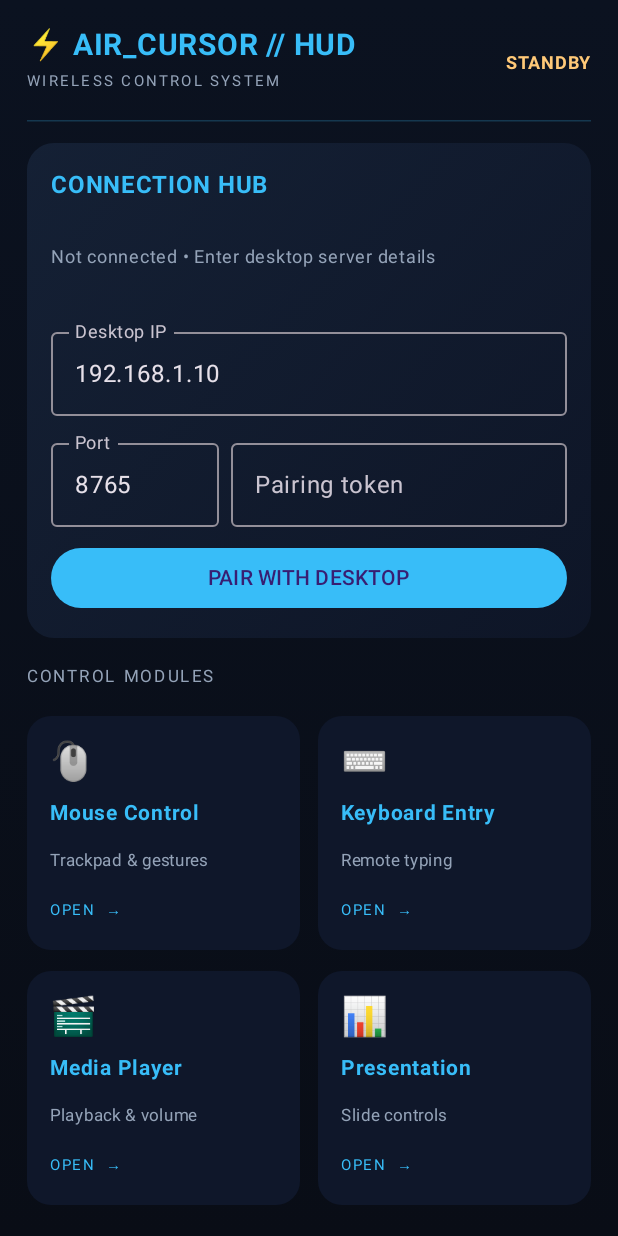
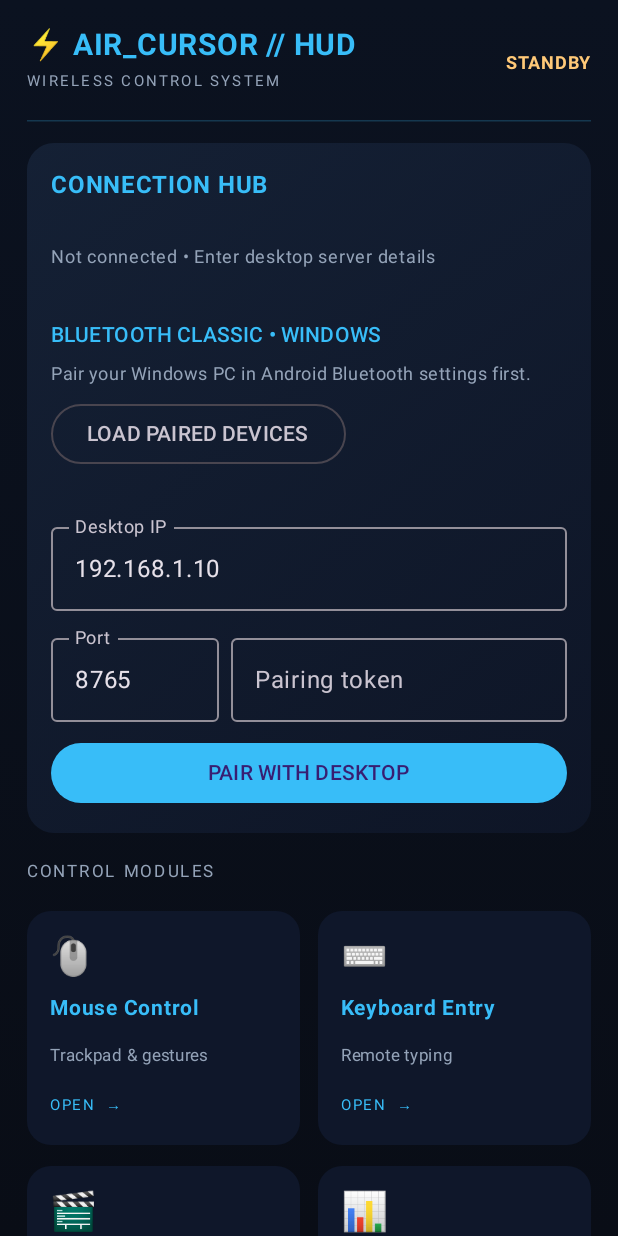
Before and after one commit to ashishxhub/Aircurse, an Android app built with Jetpack Compose: the composable AirCursorDashboard shown on its own in the app's theme, on a phone screen of 412 x 824 dp. Run offline under Robolectric (Android 15) with nearby library versions, the phone set to English and light mode, and no system bars.

Commit message:
Add Bluetooth paired-device panel to connection hub

```diff
--- a/app/src/main/java/com/ashishxhub/aircursor/MainActivity.kt
+++ b/app/src/main/java/com/ashishxhub/aircursor/MainActivity.kt
@@ -214,6 +214,10 @@ private fun AirCursorDashboard() {
                     Spacer(Modifier.height(4.dp))
                     Text(status, color = Muted, fontSize = 12.sp)
                     Spacer(Modifier.height(10.dp))
+                    BluetoothConnectionPanel { client, deviceName ->
+                        status = "Bluetooth connected to $deviceName"
+                    }
+                    Spacer(Modifier.height(10.dp))
                     OutlinedTextField(host, { host = it; connected = false }, Modifier.fillMaxWidth(),
                         label = { Text("Desktop IP") }, singleLine = true)
                     Row(horizontalArrangement = Arrangement.spacedBy(8.dp)) {
```
